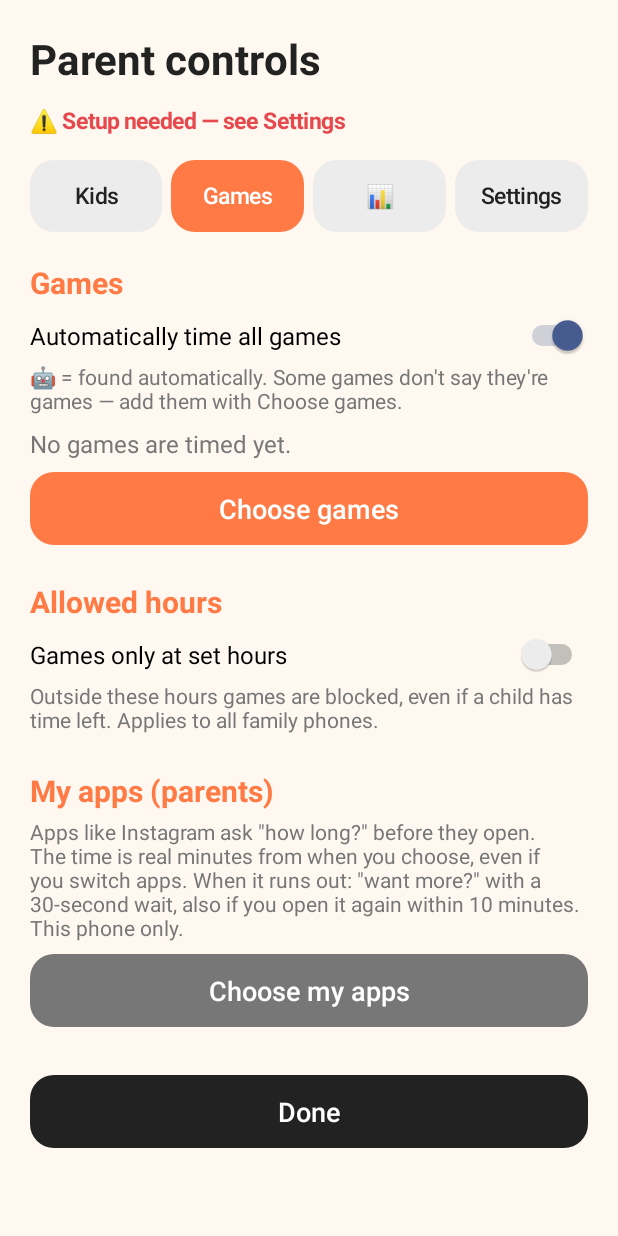
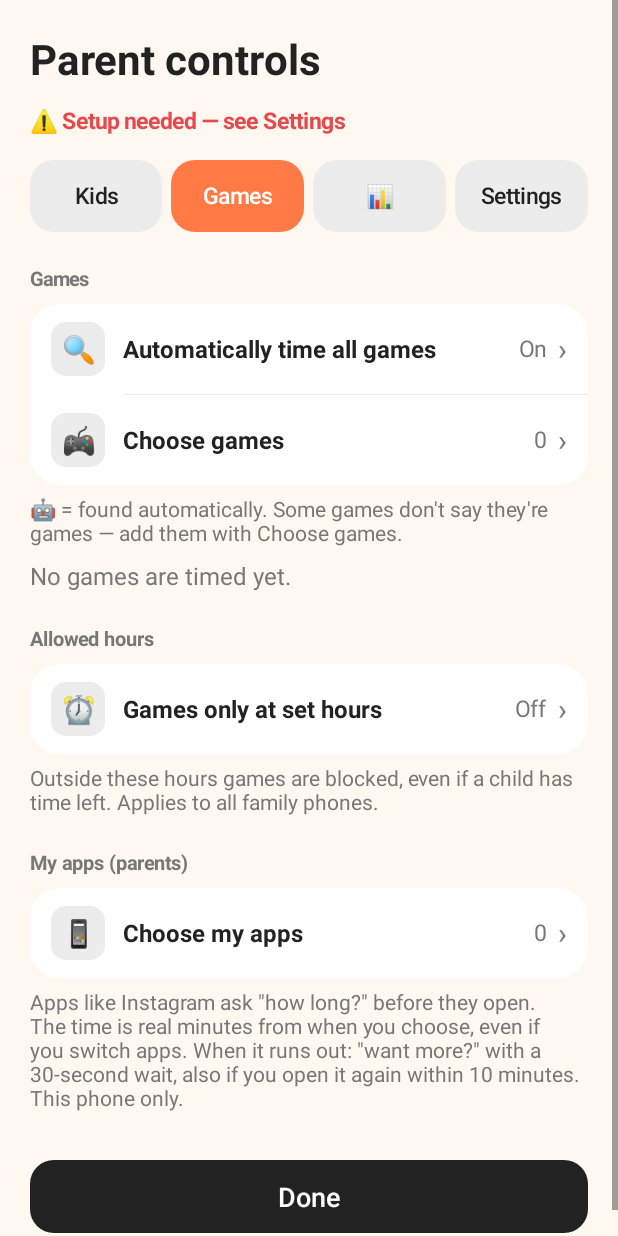
Before and after one commit to mckogan2/phone-time-tracker, an Android app: the ParentActivity screen opened directly, with no data from a screen before it, after a tap on "Games", on a phone screen of 412 x 824 dp. Run offline under Robolectric (Android 15) with nearby library versions, the phone set to English and light mode, and no system bars; our stand-ins replace Firebase (no records; nobody signed in at launch, a user with empty details on screens opened directly); pictures from the network do not load; 1 other tap on this screen came first.

Commit message:
Kids and Games: grouped rows like Settings
Protection mode, auto-detect, allowed hours, and my apps now use the
same grouped rows with current values. Strings added in English and Hebrew.

Co-Authored-By: Claude Haiku 5.5 <noreply@anthropic.com>
Claude-Session: https://claude.ai/code/session_01UYjdNgjZpZ27a7qTvfEb62

```diff
--- a/app/src/main/java/com/mckogan/playtime/ParentActivity.kt
+++ b/app/src/main/java/com/mckogan/playtime/ParentActivity.kt
@@ -221,83 +221,62 @@ class ParentActivity : Activity() {
         for (kid in store.kids()) root.add(kidCard(kid, active?.id == kid.id), topMarginDp = 10)
         root.add(Ui.button(this, getString(R.string.add_child), Ui.MUTED) { editKid(null) }, topMarginDp = 10)
 
-        root.add(section(getString(R.string.section_protection)), topMarginDp = 24)
         root.add(Ui.text(this, getString(R.string.protection_hint), 14f, Ui.MUTED), topMarginDp = 4)
-        val modes = listOf(
-            Store.LOCK_OFF to R.string.lock_off,
-            Store.LOCK_PICTURE to R.string.lock_picture,
-            Store.LOCK_NUMBER to R.string.lock_number,
-            Store.LOCK_PARENT to R.string.lock_parent,
-        )
-        val group = RadioGroup(this)
-        for ((i, pair) in modes.withIndex()) {
-            group.addView(RadioButton(this).apply {
-                id = i + 1
-                text = getString(pair.second)
-                textSize = 16f
-                isChecked = store.kidLockMode == pair.first
-            })
+        settingsGroup(root, R.string.section_protection) { group ->
+            for ((mode, labelRes, icon) in listOf(
+                Triple(Store.LOCK_OFF, R.string.lock_off, "🔓"),
+                Triple(Store.LOCK_PICTURE, R.string.lock_picture, "🧩"),
+                Triple(Store.LOCK_NUMBER, R.string.lock_number, "🔢"),
+                Triple(Store.LOCK_PARENT, R.string.lock_parent, "🔒"),
+            )) {
+                settingsRow(group, icon, getString(labelRes), if (store.kidLockMode == mode) "✓" else "") {
+                    store.kidLockMode = mode
+                    render()
+                }
+            }
         }
-        group.setOnCheckedChangeListener { _, checkedId ->
-            store.kidLockMode = modes[checkedId - 1].first
-            render()
-        }
-        root.add(group, topMarginDp = 4)
     }
 
     /** One line per child: minutes played today and on which games (all family phones). */
     private fun gamesTab(root: LinearLayout) {
-        root.add(section(getString(R.string.section_games)), topMarginDp = 20)
-        val detected = store.detectedGames(refresh = true)
-        root.add(Ui.switch(this).apply {
-            text = getString(R.string.auto_games)
-            textSize = 16f
-            isChecked = store.autoGames
-            setOnCheckedChangeListener { _, checked ->
-                store.autoGames = checked
+        settingsGroup(root, R.string.section_games) { group ->
+            settingsRow(group, "🔍", getString(R.string.auto_games), getString(if (store.autoGames) R.string.value_on else R.string.value_off)) {
+                store.autoGames = !store.autoGames
                 render()
             }
-        }, topMarginDp = 8)
-        root.add(
-            Ui.text(this, getString(R.string.auto_games_hint), 14f, Ui.MUTED),
-            topMarginDp = 4,
-        )
+            settingsRow(group, "🎮", getString(R.string.choose_games), store.games().size.toString()) { chooseGames() }
+        }
+        root.add(Ui.text(this, getString(R.string.auto_games_hint), 14f, Ui.MUTED), topMarginDp = 6)
         val timed = store.sortByRecentUse(store.games().map { it to label(it) }, { it.first }, { it.second })
         if (timed.isEmpty()) root.add(Ui.text(this, getString(R.string.no_games_timed), 16f, Ui.MUTED), topMarginDp = 8)
         for ((pkg, name) in timed) root.add(gameRow(pkg, name), topMarginDp = 8)
-        root.add(Ui.button(this, getString(R.string.choose_games)) { chooseGames() }, topMarginDp = 8)
 
         // Allowed hours: games are blocked outside them, even with time left.
-        root.add(section(getString(R.string.section_hours)), topMarginDp = 24)
-        root.add(Ui.switch(this).apply {
-            text = getString(R.string.hours_switch)
-            textSize = 16f
-            isChecked = store.hoursEnabled
-            setOnCheckedChangeListener { _, checked ->
-                store.hoursEnabled = checked
+        settingsGroup(root, R.string.section_hours) { group ->
+            settingsRow(group, "⏰", getString(R.string.hours_switch), getString(if (store.hoursEnabled) R.string.value_on else R.string.value_off)) {
+                store.hoursEnabled = !store.hoursEnabled
                 render()
             }
-        }, topMarginDp = 8)
-        if (store.hoursEnabled) {
-            val times = Ui.row(this)
-            times.addView(Ui.button(this, getString(R.string.hours_from, Ui.formatTimeOfDay(this, store.hoursFrom)), Ui.MUTED, 15f) {
-                pickTime(store.hoursFrom) { store.hoursFrom = it }
-            }, weighted())
-            times.addView(Ui.button(this, getString(R.string.hours_to, Ui.formatTimeOfDay(this, store.hoursTo)), Ui.MUTED, 15f) {
-                pickTime(store.hoursTo) { store.hoursTo = it }
-            }, weighted(leftMarginDp = 8))
-            root.add(times, topMarginDp = 8)
+            if (store.hoursEnabled) {
+                settingsRow(group, "▶️", getString(R.string.row_from), Ui.formatTimeOfDay(this, store.hoursFrom)) {
+                    pickTime(store.hoursFrom) { store.hoursFrom = it }
+                }
+                settingsRow(group, "⏹", getString(R.string.row_to), Ui.formatTimeOfDay(this, store.hoursTo)) {
+                    pickTime(store.hoursTo) { store.hoursTo = it }
+                }
+            }
         }
-        root.add(Ui.text(this, getString(R.string.hours_hint), 14f, Ui.MUTED), topMarginDp = 4)
+        root.add(Ui.text(this, getString(R.string.hours_hint), 14f, Ui.MUTED), topMarginDp = 6)
 
         // The parent's own apps (this phone only): "who's using? → 15/30 → want more?" friction.
-        root.add(section(getString(R.string.section_my_apps)), topMarginDp = 24)
-        root.add(Ui.text(this, getString(R.string.my_apps_hint), 14f, Ui.MUTED), topMarginDp = 4)
+        settingsGroup(root, R.string.section_my_apps) { group ->
+            settingsRow(group, "📱", getString(R.string.my_apps_choose), store.myApps().size.toString()) { chooseMyApps() }
+        }
+        root.add(Ui.text(this, getString(R.string.my_apps_hint), 14f, Ui.MUTED), topMarginDp = 6)
         val mine = store.sortByRecentUse(store.myApps().map { it to label(it) }, { it.first }, { it.second })
         if (mine.isNotEmpty()) {
             root.add(Ui.text(this, mine.joinToString("\n") { "📱 ${it.second}" }, 16f), topMarginDp = 8)
         }
-        root.add(Ui.button(this, getString(R.string.my_apps_choose), Ui.MUTED) { chooseMyApps() }, topMarginDp = 8)
     }
 
     private fun settingsTab(root: LinearLayout, guardOn: Boolean) {
--- a/app/src/main/res/values/strings.xml
+++ b/app/src/main/res/values/strings.xml
@@ -184,6 +184,8 @@
     <string name="value_connected">Connected</string>
     <string name="value_not_connected">Not connected</string>
     <string name="settings_back">‹ Settings</string>
+    <string name="row_from">From</string>
+    <string name="row_to">To</string>
     <string name="kid_left">%1$s left</string>
     <string name="kid_today">%1$d of %2$d min today</string>
     <string name="game_auto">Found automatically</string>
```
Also changed, not shown: 1 other file.
